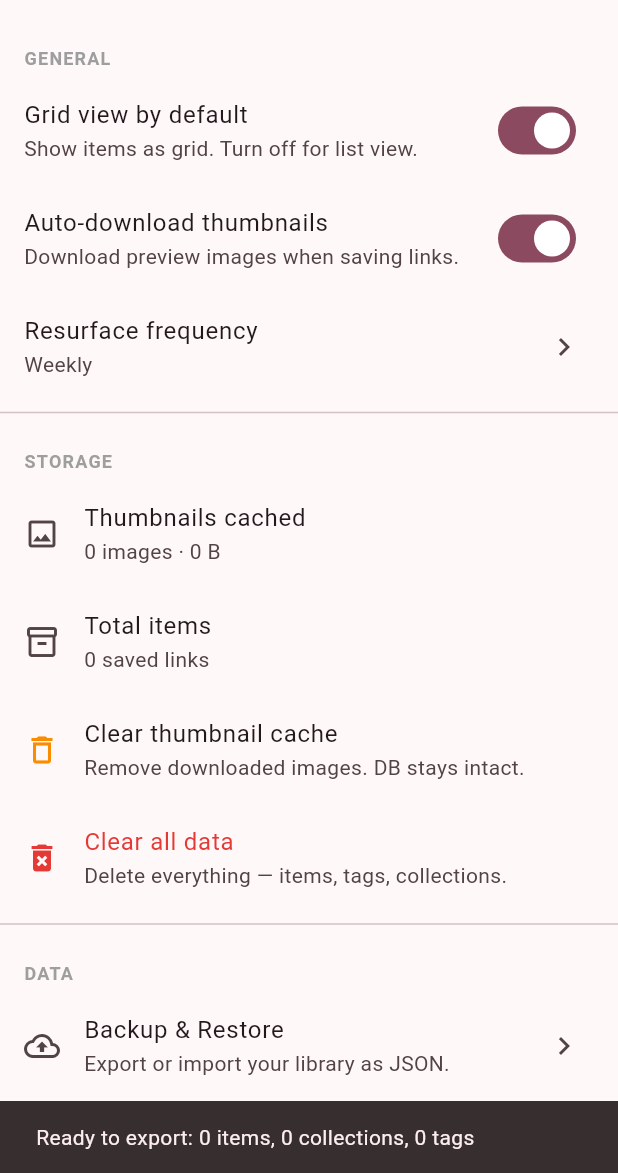
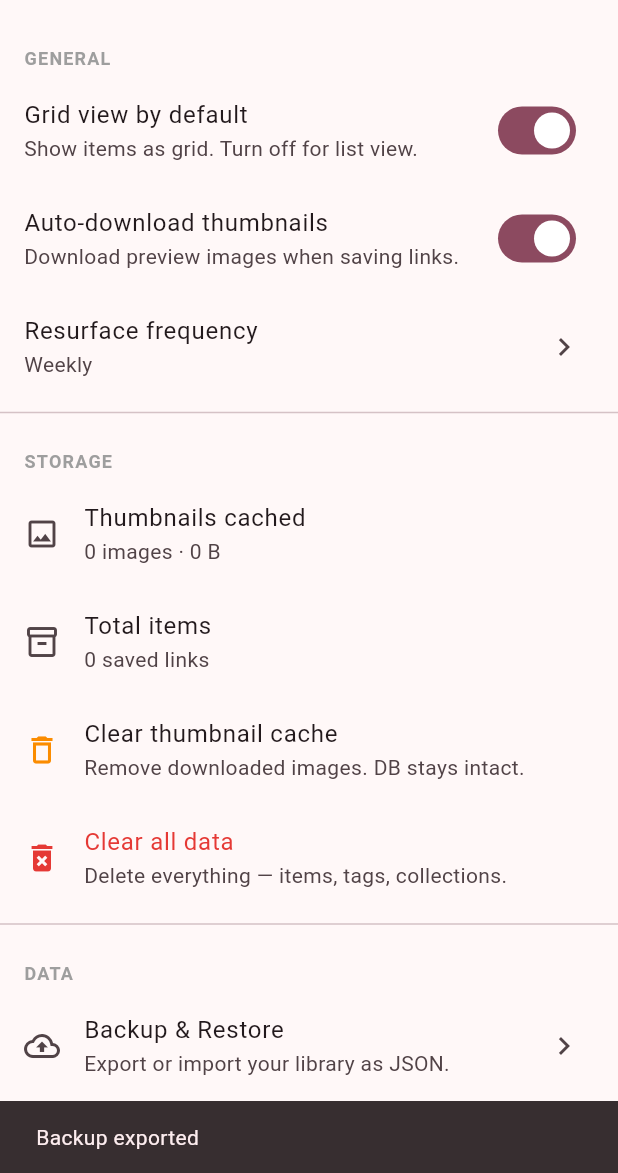
Before and after one commit to hoangsoft90/reclip, a Flutter app: the SettingsScreen screen opened directly with empty values, after a tap on "Quick export", on a phone screen of 412 x 824 dp, the part 63-1236 px from its top. Run offline on Flutter 3.47's test engine with Material 3 defaults, Android fonts, the phone set to English and light mode, and no system bars; our stand-ins replace connectivity_plus, dio, drift, file_picker, flutter_cache_manager, flutter_riverpod and 5 more; missing offline and left inert: receive_sharing_intent; accounts and stored records are empty; generated files the repository leaves out were written again; network calls fail; statements that could not run were skipped.

Commit message:
fix: settings thumbnail size always 0 + quick export not working + dead variable
Bug 1 — Settings "Thumbnails cached" always shows "0 B":
- _thumbnailSize() was hardcoded to return 0
- Use actual _totalThumbnailBytes from _loadStats()

Bug 2 — Settings "Quick export" shows stats but doesn't export:
- Use BackupExportService.export() + shareBackupFile() for real export

Bug 3 — spotlight_overlay dead variable:
- Remove `final isLast = widget.step == null` (always false, never used)

🤖 Generated with Codebuff
Co-Authored-By: Codebuff <noreply@codebuff.com>

```diff
--- a/lib/features/onboarding/presentation/widgets/spotlight_overlay.dart
+++ b/lib/features/onboarding/presentation/widgets/spotlight_overlay.dart
@@ -207,7 +207,6 @@ class _SpotlightOverlayState extends State<SpotlightOverlay>
       return const SizedBox.shrink();
     }
 
-    final isLast = widget.step == null; // Will be set by parent
     final step = widget.step;
 
     return AnimatedBuilder(
--- a/lib/features/settings/presentation/settings_screen.dart
+++ b/lib/features/settings/presentation/settings_screen.dart
@@ -6,6 +6,7 @@ import 'package:reclip/core/config/app_config.dart';
 import 'package:reclip/core/database/database.dart';
 import 'package:reclip/features/settings/domain/settings_provider.dart';
 import 'package:reclip/features/backup/presentation/backup_settings_screen.dart';
+import 'package:reclip/features/backup/application/backup_export_service.dart';
 import 'package:url_launcher/url_launcher.dart';
 
 class SettingsScreen extends ConsumerStatefulWidget {
@@ -21,6 +22,7 @@ class _SettingsScreenState extends ConsumerState<SettingsScreen> {
   PackageInfo? _packageInfo;
   int _thumbnailCount = 0;
   int _itemCount = 0;
+  int _totalThumbnailBytes = 0;
 
   @override
   void initState() {
@@ -40,6 +42,7 @@ class _SettingsScreenState extends ConsumerState<SettingsScreen> {
       setState(() {
         _thumbnailCount = thumbs.length;
         _itemCount = items.length;
+        _totalThumbnailBytes = totalBytes;
         _packageInfo = info;
       });
     }
@@ -91,7 +94,7 @@ class _SettingsScreenState extends ConsumerState<SettingsScreen> {
             ListTile(
               leading: const Icon(Icons.image_outlined),
               title: const Text('Thumbnails cached'),
-              subtitle: Text('$_thumbnailCount images · ${_formatBytes(_thumbnailSize(thumbs: true))}'),
+              subtitle: Text('$_thumbnailCount images · ${_formatBytes(_totalThumbnailBytes)}'),
             ),
 
             ListTile(
@@ -232,7 +235,6 @@ class _SettingsScreenState extends ConsumerState<SettingsScreen> {
     return '${(bytes / (1024 * 1024)).toStringAsFixed(1)} MB';
   }
 
-  int _thumbnailSize({required bool thumbs}) => 0; // placeholder — loaded async
 
   Future<void> _showResurfaceDialog(AppSettings settings, SettingsNotifier notifier) async {
     final result = await showDialog<ResurfaceFrequency>(
@@ -351,16 +353,12 @@ class _SettingsScreenState extends ConsumerState<SettingsScreen> {
 
   Future<void> _quickExport() async {
     try {
-      final items = await widget.db.exportSavedItems();
-      final collections = await widget.db.exportCollections();
-      final tags = await widget.db.exportTags();
-      final ic = await widget.db.exportItemCollections();
-      final it = await widget.db.exportItemTags();
-
-      final json = '${items.length} items, ${collections.length} collections, ${tags.length} tags';
+      final exportService = BackupExportService(widget.db);
+      final file = await exportService.export();
+      await exportService.shareBackupFile(file);
       if (mounted) {
         ScaffoldMessenger.of(context).showSnackBar(
-          SnackBar(content: Text('Ready to export: $json')),
+          const SnackBar(content: Text('Backup exported')),
         );
       }
     } catch (e) {
```
